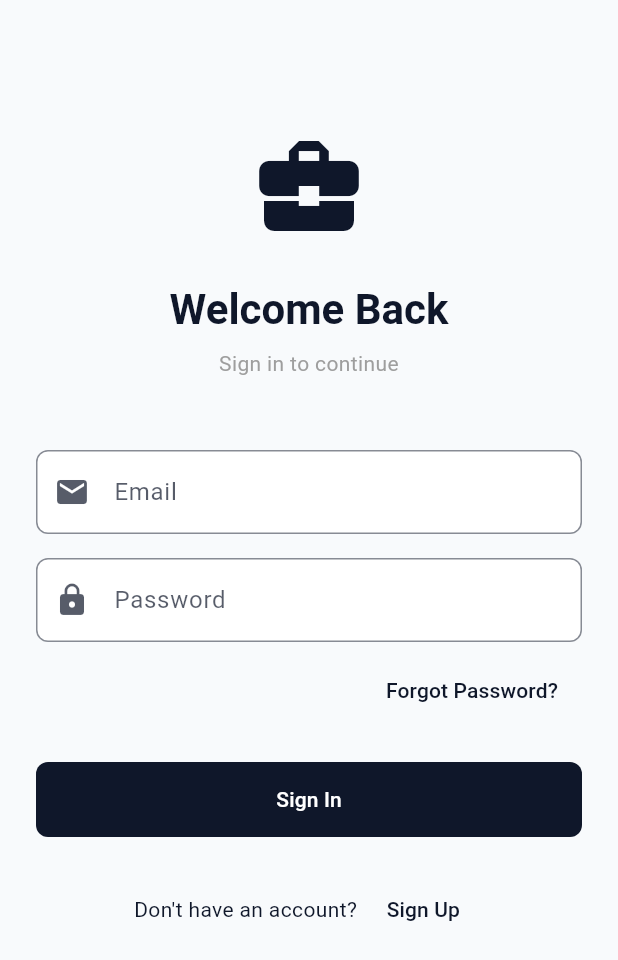
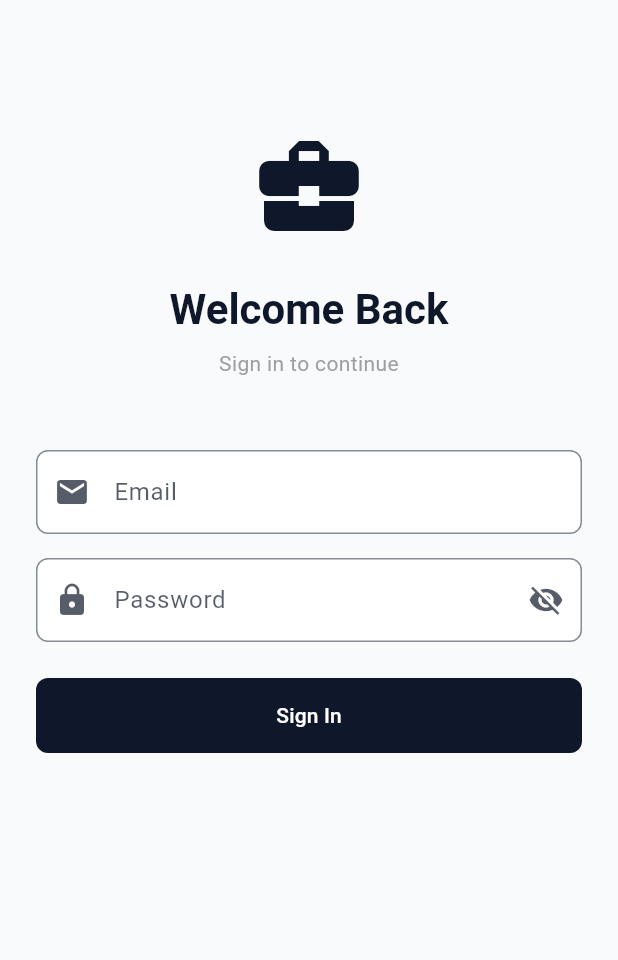
Before and after one commit to mohammadshahilsupportta/supporttacrmapp, a Flutter app: the screen it shows after launch, on a phone screen of 412 x 824 dp. Shown: the top 960 px of the screen. Run offline on Flutter 3.47's test engine with Material 3 defaults, Android fonts, the phone set to English and light mode, and no system bars; our stand-ins replace animated_notch_bottom_bar, font_awesome_flutter, get, get_storage, supabase_flutter; accounts and stored records are empty.

Commit message:
Update dependencies and enhance login form functionality: Added new dependencies in pubspec.yaml for flutter_launcher_icons and updated pubspec.lock with additional packages. Enhanced the login form widget to include password visibility toggle functionality, improving user experience. Updated asset paths for the application icon.

```diff
--- a/lib/presentation/views/login/widgets/login_form_widget.dart
+++ b/lib/presentation/views/login/widgets/login_form_widget.dart
@@ -3,7 +3,6 @@ import 'package:get/get.dart';
 import '../../../controllers/auth_controller.dart';
 import '../../../../core/widgets/custom_button.dart';
 import '../../../../core/widgets/custom_text_field.dart';
-import '../../../../app/routes/app_routes.dart';
 
 class LoginFormWidget extends StatefulWidget {
   final AuthController controller;
@@ -21,6 +20,7 @@ class _LoginFormWidgetState extends State<LoginFormWidget> {
   final _formKey = GlobalKey<FormState>();
   final _emailController = TextEditingController();
   final _passwordController = TextEditingController();
+  bool _obscurePassword = true;
 
   @override
   void dispose() {
@@ -93,25 +93,25 @@ class _LoginFormWidgetState extends State<LoginFormWidget> {
               label: 'Password',
               hint: 'Enter your password',
               controller: _passwordController,
-              obscureText: true,
+              obscureText: _obscurePassword,
               prefixIcon: const Icon(Icons.lock),
+              suffixIcon: IconButton(
+                icon: Icon(
+                  _obscurePassword ? Icons.visibility_off : Icons.visibility,
+                  color: Theme.of(context).colorScheme.onSurfaceVariant,
+                ),
+                onPressed: () {
+                  setState(() {
+                    _obscurePassword = !_obscurePassword;
+                  });
+                },
+              ),
               validator: (value) {
                 if (value == null || value.isEmpty) {
                   return 'Please enter your password';
                 }
                 return null;
               },
-            ),
-            const SizedBox(height: 8),
-            // Forgot Password
-            Align(
-              alignment: Alignment.centerRight,
-              child: TextButton(
-                onPressed: () {
-                  // TODO: Implement forgot password
-                },
-                child: const Text('Forgot Password?'),
-              ),
             ),
             // Error Message
             if (widget.controller.errorMessage.isNotEmpty) ...[
@@ -137,20 +137,6 @@ class _LoginFormWidgetState extends State<LoginFormWidget> {
               onPressed: _handleLogin,
               isLoading: widget.controller.isLoading,
             ),
-            const SizedBox(height: 24),
-            // Register Link
-            Row(
-              mainAxisAlignment: MainAxisAlignment.center,
-              children: [
-                const Text("Don't have an account? "),
-                TextButton(
-                  onPressed: () {
-                    Get.toNamed(AppRoutes.REGISTER);
-                  },
-                  child: const Text('Sign Up'),
-                ),
-              ],
-            ),
           ],
         ),
       ),
```
Also changed, not shown: pubspec.yaml (+12 -3 lines), assets/supporttacrm.png (added), pubspec.lock, 12 other files.
